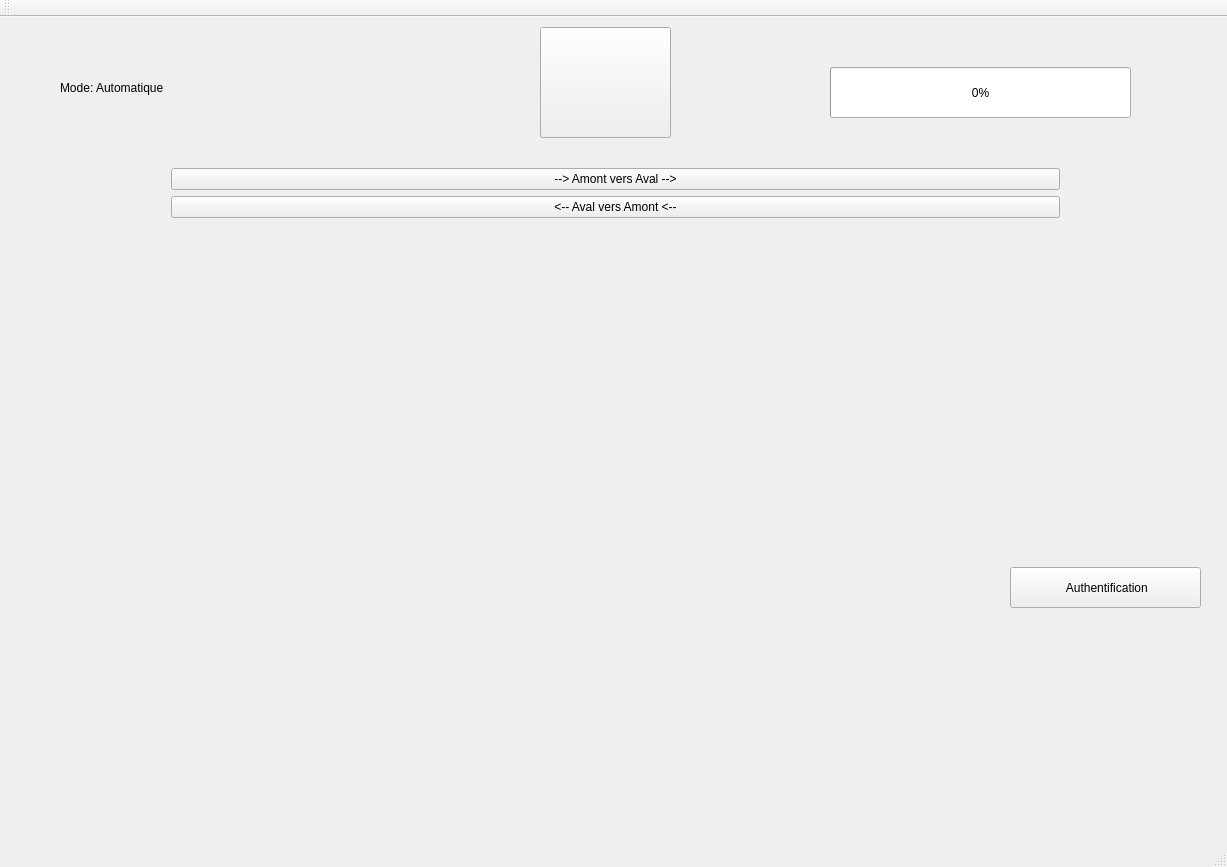
Above: tp_note/mainwindow.ui from zatteo/ecluse before the change. Below: the same form after it.
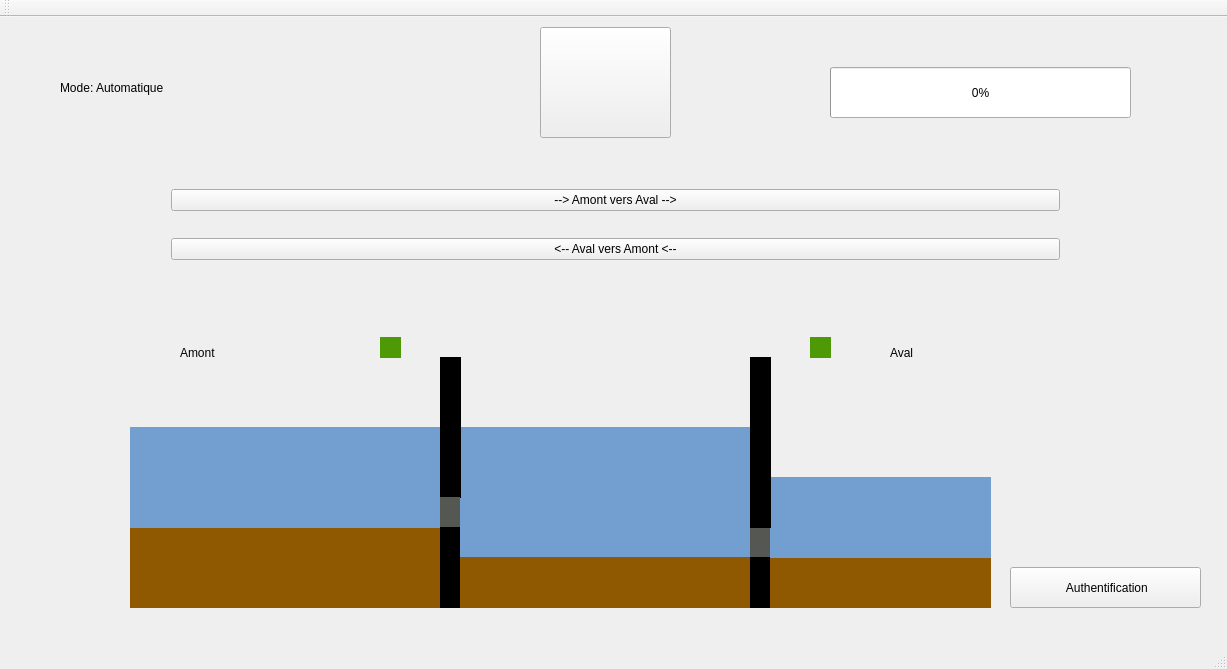
That is the form after the change. The open tabs and pages were chosen to show the change. Icons and pictures are not drawn.

Commit message: debut simulateur

Diff of the .ui file:
```diff
--- a/tp_note/mainwindow.ui
+++ b/tp_note/mainwindow.ui
@@ -7,7 +7,7 @@
     <x>0</x>
     <y>0</y>
     <width>1227</width>
-    <height>867</height>
+    <height>669</height>
    </rect>
   </property>
   <property name="windowTitle">
@@ -36,7 +36,7 @@
         <x>160</x>
         <y>130</y>
         <width>911</width>
-        <height>401</height>
+        <height>137</height>
        </rect>
       </property>
       <layout class="QVBoxLayout" name="verticalLayout_3">
@@ -60,22 +60,6 @@
          </property>
         </widget>
        </item>
-       <item>
-        <widget class="QLabel" name="label_4">
-         <property name="text">
-          <string/>
-         </property>
-         <property name="pixmap">
-          <pixmap>../build-tp_note-Desktop_Qt_5_8_0_GCC_64bit-Debug/ressources/Schéma.gif</pixmap>
-         </property>
-         <property name="scaledContents">
-          <bool>false</bool>
-         </property>
-         <property name="alignment">
-          <set>Qt::AlignCenter</set>
-         </property>
-        </widget>
-       </item>
       </layout>
      </widget>
      <widget class="QLabel" name="label">
@@ -147,6 +131,285 @@
         <normaloff>../build-tp_note-Desktop_Qt_5_8_0_GCC_64bit-Debug/ressources/lock.png</normaloff>../build-tp_note-Desktop_Qt_5_8_0_GCC_64bit-Debug/ressources/lock.png</iconset>
       </property>
      </widget>
+     <widget class="QLabel" name="porte1">
+      <property name="geometry">
+       <rect>
+        <x>440</x>
+        <y>330</y>
+        <width>21</width>
+        <height>141</height>
+       </rect>
+      </property>
+      <property name="styleSheet">
+       <string notr="true">background-color: black;
+</string>
+      </property>
+      <property name="text">
+       <string/>
+      </property>
+     </widget>
+     <widget class="QLabel" name="label_56">
+      <property name="geometry">
+       <rect>
+        <x>130</x>
+        <y>500</y>
+        <width>311</width>
+        <height>81</height>
+       </rect>
+      </property>
+      <property name="styleSheet">
+       <string notr="true">background-color: rgb(143, 89, 2);</string>
+      </property>
+      <property name="text">
+       <string/>
+      </property>
+     </widget>
+     <widget class="QLabel" name="label_57">
+      <property name="geometry">
+       <rect>
+        <x>130</x>
+        <y>400</y>
+        <width>311</width>
+        <height>101</height>
+       </rect>
+      </property>
+      <property name="styleSheet">
+       <string notr="true">background-color: rgb(114, 159, 207);</string>
+      </property>
+      <property name="text">
+       <string/>
+      </property>
+     </widget>
+     <widget class="QLabel" name="label_58">
+      <property name="geometry">
+       <rect>
+        <x>460</x>
+        <y>530</y>
+        <width>291</width>
+        <height>51</height>
+       </rect>
+      </property>
+      <property name="styleSheet">
+       <string notr="true">background-color: rgb(143, 89, 2);</string>
+      </property>
+      <property name="text">
+       <string/>
+      </property>
+     </widget>
+     <widget class="QLabel" name="eau1">
+      <property name="geometry">
+       <rect>
+        <x>460</x>
+        <y>400</y>
+        <width>291</width>
+        <height>131</height>
+       </rect>
+      </property>
+      <property name="styleSheet">
+       <string notr="true">background-color: rgb(114, 159, 207);</string>
+      </property>
+      <property name="text">
+       <string/>
+      </property>
+     </widget>
+     <widget class="QLabel" name="label_62">
+      <property name="geometry">
+       <rect>
+        <x>770</x>
+        <y>530</y>
+        <width>221</width>
+        <height>51</height>
+       </rect>
+      </property>
+      <property name="styleSheet">
+       <string notr="true">background-color: rgb(143, 89, 2);</string>
+      </property>
+      <property name="text">
+       <string/>
+      </property>
+     </widget>
+     <widget class="QLabel" name="label_63">
+      <property name="geometry">
+       <rect>
+        <x>770</x>
+        <y>450</y>
+        <width>221</width>
+        <height>81</height>
+       </rect>
+      </property>
+      <property name="styleSheet">
+       <string notr="true">background-color: rgb(114, 159, 207);</string>
+      </property>
+      <property name="text">
+       <string/>
+      </property>
+     </widget>
+     <widget class="QLabel" name="label_4">
+      <property name="geometry">
+       <rect>
+        <x>440</x>
+        <y>500</y>
+        <width>20</width>
+        <height>81</height>
+       </rect>
+      </property>
+      <property name="styleSheet">
+       <string notr="true">background-color: black;</string>
+      </property>
+      <property name="text">
+       <string/>
+      </property>
+     </widget>
+     <widget class="QLabel" name="vanne1">
+      <property name="geometry">
+       <rect>
+        <x>440</x>
+        <y>470</y>
+        <width>20</width>
+        <height>31</height>
+       </rect>
+      </property>
+      <property name="styleSheet">
+       <string notr="true">background-color: rgb(85, 87, 83);</string>
+      </property>
+      <property name="text">
+       <string/>
+      </property>
+     </widget>
+     <widget class="QLabel" name="label_60">
+      <property name="geometry">
+       <rect>
+        <x>750</x>
+        <y>530</y>
+        <width>20</width>
+        <height>51</height>
+       </rect>
+      </property>
+      <property name="styleSheet">
+       <string notr="true">background-color: black;</string>
+      </property>
+      <property name="text">
+       <string/>
+      </property>
+     </widget>
+     <widget class="QLabel" name="vanne2">
+      <property name="geometry">
+       <rect>
+        <x>750</x>
+        <y>500</y>
+        <width>20</width>
+        <height>31</height>
+       </rect>
+      </property>
+      <property name="styleSheet">
+       <string notr="true">background-color: rgb(85, 87, 83);</string>
+      </property>
+      <property name="text">
+       <string/>
+      </property>
+     </widget>
+     <widget class="QLabel" name="porte2">
+      <property name="geometry">
+       <rect>
+        <x>750</x>
+        <y>330</y>
+        <width>21</width>
+        <height>171</height>
+       </rect>
+      </property>
+      <property name="styleSheet">
+       <string notr="true">background-color: black;
+</string>
+      </property>
+      <property name="text">
+       <string/>
+      </property>
+     </widget>
+     <widget class="QLabel" name="feux1">
+      <property name="geometry">
+       <rect>
+        <x>380</x>
+        <y>310</y>
+        <width>21</width>
+        <height>21</height>
+       </rect>
+      </property>
+      <property name="styleSheet">
+       <string notr="true">background-color: rgb(78, 154, 6)</string>
+      </property>
+      <property name="text">
+       <string/>
+      </property>
+     </widget>
+     <widget class="QLabel" name="feux2">
+      <property name="geometry">
+       <rect>
+        <x>810</x>
+        <y>310</y>
+        <width>21</width>
+        <height>21</height>
+       </rect>
+      </property>
+      <property name="styleSheet">
+       <string notr="true">background-color: rgb(78, 154, 6)</string>
+      </property>
+      <property name="text">
+       <string/>
+      </property>
+     </widget>
+     <widget class="QLabel" name="label_13">
+      <property name="geometry">
+       <rect>
+        <x>180</x>
+        <y>300</y>
+        <width>131</width>
+        <height>51</height>
+       </rect>
+      </property>
+      <property name="styleSheet">
+       <string notr="true">font: 30pt &quot;Ubuntu&quot;;</string>
+      </property>
+      <property name="text">
+       <string>Amont</string>
+      </property>
+     </widget>
+     <widget class="QLabel" name="label_14">
+      <property name="geometry">
+       <rect>
+        <x>890</x>
+        <y>300</y>
+        <width>131</width>
+        <height>51</height>
+       </rect>
+      </property>
+      <property name="styleSheet">
+       <string notr="true">font: 30pt &quot;Ubuntu&quot;;</string>
+      </property>
+      <property name="text">
+       <string>Aval</string>
+      </property>
+     </widget>
+     <zorder>eau1</zorder>
+     <zorder>verticalLayoutWidget_2</zorder>
+     <zorder>label</zorder>
+     <zorder>progressBar</zorder>
+     <zorder>Button_urgence1</zorder>
+     <zorder>Button_auth1</zorder>
+     <zorder>label_56</zorder>
+     <zorder>label_57</zorder>
+     <zorder>label_58</zorder>
+     <zorder>label_62</zorder>
+     <zorder>label_63</zorder>
+     <zorder>porte1</zorder>
+     <zorder>vanne1</zorder>
+     <zorder>vanne2</zorder>
+     <zorder>porte2</zorder>
+     <zorder>feux1</zorder>
+     <zorder>feux2</zorder>
+     <zorder>label_13</zorder>
+     <zorder>label_14</zorder>
+     <zorder>label_4</zorder>
+     <zorder>label_60</zorder>
     </widget>
     <widget class="QWidget" name="page_2">
      <widget class="QLabel" name="label_2">
```
Left out of the diff: 299 changed lines with no effect on the pictures. The commit also changes 2 other files.
